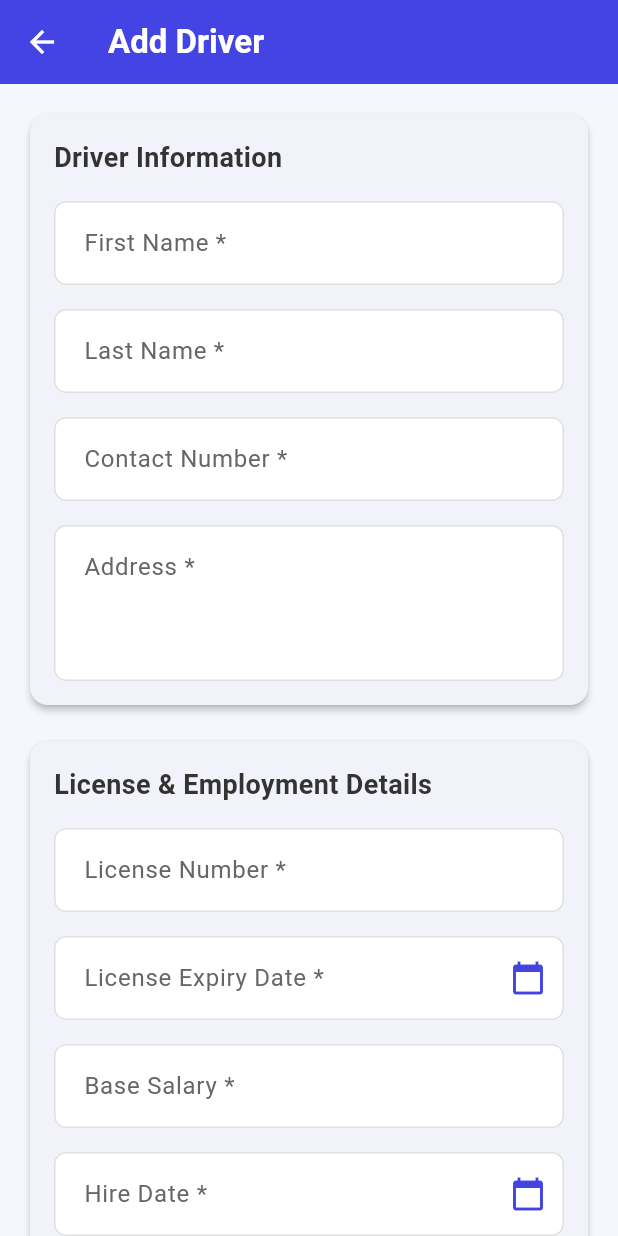
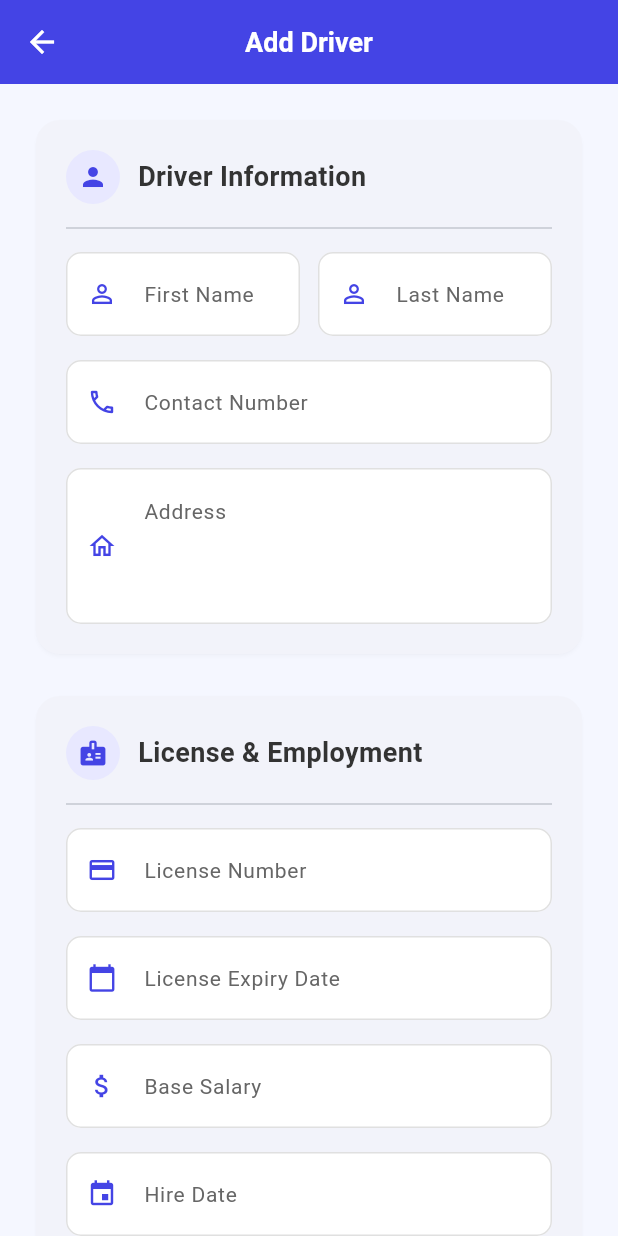
Before and after one commit to KboyVillahermosa/Bus_Management_Co, a Flutter app: the AddEditDriverScreen screen opened directly, on a phone screen of 412 x 824 dp. Run offline on Flutter 3.47's test engine with Material 3 defaults, Android fonts, the phone set to English and light mode, and no system bars; our stand-ins replace email_validator, file_picker, open_filex, pdf, supabase_flutter; accounts and stored records are empty.

Commit message:
update the design

```diff
--- a/lib/screens/bus_units/bus2.dart
+++ /dev/null
@@ -1,18 +0,0 @@
-// This is a Git operation guide, not code for this file
-
-/*
-To remove the latest commit from your branch:
-
-1. Local removal:
-   - Use `git reset --hard HEAD~1` to remove the latest commit locally
-   - This will delete both the commit and all changes from that commit
-
-2. Remote removal (after local removal):
-   - Use `git push --force origin your-branch-name` to update the remote
-   - This will overwrite the remote branch with your local branch
-
-Caution:
-- This is a destructive operation and will permanently delete changes
-- Only use on commits that haven't been pulled by others
-- Never force push to shared branches like main/master
-*/
--- a/lib/screens/drivers/add_edit_driver_screen.dart
+++ b/lib/screens/drivers/add_edit_driver_screen.dart
@@ -4,13 +4,17 @@ import 'package:intl/intl.dart';
 import 'package:supabase_flutter/supabase_flutter.dart';
 import '../../models/driver.dart';
 
-// Define theme colors to match the login screen
+// Enhanced theme colors for a more professional look
 class AppColors {
-  static const Color primary = Color(0xFF4444E5); // The blue color
-  static const Color background = Color(0xFFF5F7FF); // Light background color
+  static const Color primary = Color(0xFF4444E5);
+  static const Color primaryLight = Color(0xFFE8E8FF);
+  static const Color background = Color(0xFFF5F7FF);
   static const Color cardBackground = Colors.white;
   static const Color textPrimary = Color(0xFF333333);
   static const Color textSecondary = Color(0xFF666666);
+  static const Color border = Color(0xFFE0E0E0);
+  static const Color error = Color(0xFFD32F2F);
+  static const Color success = Color(0xFF388E3C);
 }
 
 class AddEditDriverScreen extends StatefulWidget {
@@ -45,7 +49,6 @@ class _AddEditDriverScreenState extends State<AddEditDriverScreen> {
   void initState() {
     super.initState();
 
-    // Initialize controllers with firstName and lastName instead of splitting name
     _firstNameController = TextEditingController(text: widget.driver?.firstName ?? '');
     _lastNameController = TextEditingController(text: widget.driver?.lastName ?? '');
     _contactController = TextEditingController(text: widget.driver?.contactNumber ?? '');
@@ -96,6 +99,9 @@ class _AddEditDriverScreenState extends State<AddEditDriverScreen> {
           data: Theme.of(context).copyWith(
             colorScheme: const ColorScheme.light(
               primary: AppColors.primary,
+              onPrimary: Colors.white,
+              surface: AppColors.cardBackground,
+              onSurface: AppColors.textPrimary,
             ),
             dialogBackgroundColor: AppColors.cardBackground,
           ),
@@ -128,8 +134,8 @@ class _AddEditDriverScreenState extends State<AddEditDriverScreen> {
 
     try {
       final driverData = {
-        'first_name': _firstNameController.text.trim(),  // Changed from 'name' to 'first_name'
-        'last_name': _lastNameController.text.trim(),    // Added 'last_name'
+        'first_name': _firstNameController.text.trim(),
+        'last_name': _lastNameController.text.trim(),
         'contact_number': _contactController.text.trim(),
         'address': _addressController.text.trim(),
         'license_number': _licenseController.text.trim(),
@@ -142,25 +148,40 @@ class _AddEditDriverScreenState extends State<AddEditDriverScreen> {
       if (widget.driver == null) {
         // Add new driver
         await _supabase.from('drivers').insert(driverData);
+        if (mounted) {
           ScaffoldMessenger.of(context).showSnackBar(
-          const SnackBar(content: Text('Driver added successfully')),
+            const SnackBar(
+              content: Text('Driver added successfully'),
+              backgroundColor: AppColors.success,
+            ),
           );
+        }
       } else {
         // Update existing driver
         await _supabase
             .from('drivers')
             .update(driverData)
             .eq('id', widget.driver!.id);
+        if (mounted) {
           ScaffoldMessenger.of(context).showSnackBar(
-          const SnackBar(content: Text('Driver updated successfully')),
+            const SnackBar(
+              content: Text('Driver updated successfully'),
+              backgroundColor: AppColors.success,
+            ),
           );
         }
+      }
 
-      Navigator.of(context).pop();
+      if (mounted) Navigator.of(context).pop();
     } catch (e) {
+      if (mounted) {
         ScaffoldMessenger.of(context).showSnackBar(
-        SnackBar(content: Text('Error: $e')),
+          SnackBar(
+            content: Text('Error: $e'),
+            backgroundColor: AppColors.error,
+          ),
         );
+      }
     } finally {
       if (mounted) {
         setState(() {
@@ -172,22 +193,30 @@ class _AddEditDriverScreenState extends State<AddEditDriverScreen> {
 
   @override
   Widget build(BuildContext context) {
+    // Enhanced input decoration for consistency and professionalism
     final inputDecoration = InputDecoration(
       filled: true,
       fillColor: Colors.white,
       border: OutlineInputBorder(
-        borderRadius: BorderRadius.circular(8),
-        borderSide: const BorderSide(color: Colors.grey),
+        borderRadius: BorderRadius.circular(10),
+        borderSide: const BorderSide(color: AppColors.border),
       ),
       enabledBorder: OutlineInputBorder(
-        borderRadius: BorderRadius.circular(8),
-        borderSide: BorderSide(color: Colors.grey.shade300),
+        borderRadius: BorderRadius.circular(10),
+        borderSide: const BorderSide(color: AppColors.border),
       ),
       focusedBorder: OutlineInputBorder(
-        borderRadius: BorderRadius.circular(8),
-        borderSide: const BorderSide(color: AppColors.primary, width: 2),
+        borderRadius: BorderRadius.circular(10),
+        borderSide: const BorderSide(color: AppColors.primary, width: 1.5),
+      ),
+      errorBorder: OutlineInputBorder(
+        borderRadius: BorderRadius.circular(10),
+        borderSide: const BorderSide(color: AppColors.error),
       ),
       contentPadding: const EdgeInsets.symmetric(horizontal: 16, vertical: 16),
+      errorStyle: const TextStyle(color: AppColors.error),
+      labelStyle: const TextStyle(color: AppColors.textSecondary, fontSize: 14),
+      floatingLabelBehavior: FloatingLabelBehavior.auto,
     );
 
     return Scaffold(
@@ -195,78 +224,74 @@ class _AddEditDriverScreenState extends State<AddEditDriverScreen> {
       appBar: AppBar(
         title: Text(
           widget.driver == null ? 'Add Driver' : 'Edit Driver',
-          style: const TextStyle(fontWeight: FontWeight.w600),
+          style: const TextStyle(fontWeight: FontWeight.w600, fontSize: 18),
         ),
         backgroundColor: AppColors.primary,
         foregroundColor: Colors.white,
         elevation: 0,
+        centerTitle: true,
       ),
       body: _isLoading
           ? const Center(child: CircularProgressIndicator(color: AppColors.primary))
           : Form(
               key: _formKey,
               child: SingleChildScrollView(
-                padding: const EdgeInsets.all(16.0),
+                padding: const EdgeInsets.all(20.0),
                 child: Column(
                   crossAxisAlignment: CrossAxisAlignment.start,
                   children: [
-                    Card(
-                      shape: RoundedRectangleBorder(
-                        borderRadius: BorderRadius.circular(12),
-                      ),
-                      elevation: 2,
-                      child: Padding(
-                        padding: const EdgeInsets.all(16.0),
-                        child: Column(
+                    // Personal Information Card
+                    _buildCard(
+                      title: 'Driver Information',
+                      icon: Icons.person,
+                      children: [
+                        Row(
                           crossAxisAlignment: CrossAxisAlignment.start,
                           children: [
-                            const Text(
-                              'Driver Information',
-                              style: TextStyle(
-                                fontSize: 18,
-                                fontWeight: FontWeight.bold,
-                                color: AppColors.textPrimary,
-                              ),
-                            ),
-                            const SizedBox(height: 16),
-                            TextFormField(
+                            Expanded(
+                              child: TextFormField(
                                 controller: _firstNameController,
                                 decoration: inputDecoration.copyWith(
-                                labelText: 'First Name *',
-                                labelStyle: const TextStyle(color: AppColors.textSecondary),
+                                  labelText: 'First Name',
+                                  prefixIcon: const Icon(Icons.person_outline, color: AppColors.primary, size: 20),
                                 ),
                                 validator: (value) {
                                   if (value == null || value.isEmpty) {
-                                  return 'Please enter first name';
+                                    return 'Required';
                                   }
                                   return null;
                                 },
                               ),
-                            const SizedBox(height: 16),
-                            TextFormField(
+                            ),
+                            const SizedBox(width: 12),
+                            Expanded(
+                              child: TextFormField(
                                 controller: _lastNameController,
                                 decoration: inputDecoration.copyWith(
-                                labelText: 'Last Name *',
-                                labelStyle: const TextStyle(color: AppColors.textSecondary),
+                                  labelText: 'Last Name',
+                                  prefixIcon: const Icon(Icons.person_outline, color: AppColors.primary, size: 20),
                                 ),
                                 validator: (value) {
                                   if (value == null || value.isEmpty) {
-                                  return 'Please enter last name';
+                                    return 'Required';
                                   }
                                   return null;
                                 },
+                              ),
+                            ),
+                          ],
                         ),
                         const SizedBox(height: 16),
                         TextFormField(
                           controller: _contactController,
                           decoration: inputDecoration.copyWith(
-                                labelText: 'Contact Number *',
-                                labelStyle: const TextStyle(color: AppColors.textSecondary),
+                            labelText: 'Contact Number',
+                            prefixIcon: const Icon(Icons.phone_outlined, color: AppColors.primary, size: 20),
                           ),
                           keyboardType: TextInputType.phone,
                           validator: (value) {
                             if (value == null || value.isEmpty) {
-                                  return 'Please enter contact number';
+                              return 'Required';
                             }
                             return null;
                           },
@@ -275,51 +300,37 @@ class _AddEditDriverScreenState extends State<AddEditDriverScreen> {
                         TextFormField(
                           controller: _addressController,
                           decoration: inputDecoration.copyWith(
-                                labelText: 'Address *',
-                                labelStyle: const TextStyle(color: AppColors.textSecondary),
+                            labelText: 'Address',
+                            prefixIcon: const Icon(Icons.home_outlined, color: AppColors.primary, size: 20),
                             alignLabelWithHint: true,
                           ),
                           maxLines: 3,
                           validator: (value) {
                             if (value == null || value.isEmpty) {
-                                  return 'Please enter address';
+                              return 'Required';
                             }
                             return null;
                           },
                         ),
                       ],
                     ),
-                      ),
-                    ),
-                    const SizedBox(height: 16),
-                    Card(
-                      shape: RoundedRectangleBorder(
-                        borderRadius: BorderRadius.circular(12),
-                      ),
-                      elevation: 2,
-                      child: Padding(
-                        padding: const EdgeInsets.all(16.0),
-                        child: Column(
-                          crossAxisAlignment: CrossAxisAlignment.start,
+
+                    const SizedBox(height: 20),
+
+                    // License & Employment Details Card
+                    _buildCard(
+                      title: 'License & Employment',
+                      icon: Icons.badge,
                       children: [
-                            const Text(
-                              'License & Employment Details',
-                              style: TextStyle(
-                                fontSize: 18,
-                                fontWeight: FontWeight.bold,
-                                color: AppColors.textPrimary,
-                              ),
-                            ),
-                            const SizedBox(height: 16),
                         TextFormField(
                           controller: _licenseController,
                           decoration: inputDecoration.copyWith(
-                                labelText: 'License Number *',
-                                labelStyle: const TextStyle(color: AppColors.textSecondary),
+                            labelText: 'License Number',
+                            prefixIcon: const Icon(Icons.credit_card, color: AppColors.primary, size: 20),
                           ),
                           validator: (value) {
                             if (value == null || value.isEmpty) {
-                                  return 'Please enter license number';
+                              return 'Required';
                             }
                             return null;
                           },
@@ -328,15 +339,15 @@ class _AddEditDriverScreenState extends State<AddEditDriverScreen> {
                         TextFormField(
                           controller: _licenseExpiryController,
                           decoration: inputDecoration.copyWith(
-                                labelText: 'License Expiry Date *',
-                                labelStyle: const TextStyle(color: AppColors.textSecondary),
-                                suffixIcon: const Icon(Icons.calendar_today, color: AppColors.primary),
+                            labelText: 'License Expiry Date',
+                            prefixIcon: const Icon(Icons.calendar_today, color: AppColors.primary, size: 20),
+                            hintText: 'YYYY-MM-DD',
                           ),
                           readOnly: true,
                           onTap: () => _selectDate(context, true),
                           validator: (value) {
                             if (value == null || value.isEmpty) {
-                                  return 'Please select license expiry date';
+                              return 'Required';
                             }
                             return null;
                           },
@@ -345,23 +356,23 @@ class _AddEditDriverScreenState extends State<AddEditDriverScreen> {
                         TextFormField(
                           controller: _baseSalaryController,
                           decoration: inputDecoration.copyWith(
-                                labelText: 'Base Salary *',
-                                labelStyle: const TextStyle(color: AppColors.textSecondary),
+                            labelText: 'Base Salary',
+                            prefixIcon: const Icon(Icons.attach_money, color: AppColors.primary, size: 20),
                             prefixText: '₱ ',
-                                prefixStyle: const TextStyle(color: AppColors.textPrimary),
+                            prefixStyle: const TextStyle(color: AppColors.textPrimary, fontWeight: FontWeight.bold),
                           ),
-                              keyboardType: TextInputType.number,
+                          keyboardType: const TextInputType.numberWithOptions(decimal: true),
                           inputFormatters: [
                             FilteringTextInputFormatter.allow(RegExp(r'^\d+\.?\d{0,2}')),
                           ],
                           validator: (value) {
                             if (value == null || value.isEmpty) {
-                                  return 'Please enter base salary';
+                              return 'Required';
                             }
                             try {
                               double.parse(value);
                             } catch (e) {
-                                  return 'Please enter a valid number';
+                              return 'Enter valid number';
                             }
                             return null;
                           },
@@ -370,26 +381,35 @@ class _AddEditDriverScreenState extends State<AddEditDriverScreen> {
                         TextFormField(
                           controller: _hireDateController,
                           decoration: inputDecoration.copyWith(
-                                labelText: 'Hire Date *',
-                                labelStyle: const TextStyle(color: AppColors.textSecondary),
-                                suffixIcon: const Icon(Icons.calendar_today, color: AppColors.primary),
+                            labelText: 'Hire Date',
+                            prefixIcon: const Icon(Icons.event, color: AppColors.primary, size: 20),
+                            hintText: 'YYYY-MM-DD',
                           ),
                           readOnly: true,
                           onTap: () => _selectDate(context, false),
                           validator: (value) {
                             if (value == null || value.isEmpty) {
-                                  return 'Please select hire date';
+                              return 'Required';
                             }
                             return null;
                           },
                         ),
-                            const SizedBox(height: 16),
+                      ],
+                    ),
+
+                    const SizedBox(height: 20),
+
+                    // Optional Information Card
+                    _buildCard(
+                      title: 'Additional Information',
+                      icon: Icons.info_outline,
+                      children: [
                         TextFormField(
                           initialValue: _photoUrl,
                           decoration: inputDecoration.copyWith(
                             labelText: 'Photo URL (Optional)',
-                                labelStyle: const TextStyle(color: AppColors.textSecondary),
-                                helperText: 'Enter a URL for the driver\'s photo',
+                            prefixIcon: const Icon(Icons.photo_outlined, color: AppColors.primary, size: 20),
+                            helperText: 'Enter a URL for driver\'s photo',
                             helperStyle: TextStyle(color: AppColors.textSecondary.withOpacity(0.7)),
                           ),
                           onChanged: (value) {
@@ -398,14 +418,38 @@ class _AddEditDriverScreenState extends State<AddEditDriverScreen> {
                             });
                           },
                         ),
-                          ],
+                        if (_photoUrl != null && _photoUrl!.isNotEmpty)
+                          Padding(
+                            padding: const EdgeInsets.only(top: 16.0),
+                            child: ClipRRect(
+                              borderRadius: BorderRadius.circular(8),
+                              child: Image.network(
+                                _photoUrl!,
+                                height: 120,
+                                width: double.infinity,
+                                fit: BoxFit.cover,
+                                errorBuilder: (context, error, stackTrace) {
+                                  return Container(
+                                    height: 120,
+                                    width: double.infinity,
+                                    color: Colors.grey.shade200,
+                                    child: const Center(
+                                      child: Icon(Icons.broken_image, color: Colors.grey),
+                                    ),
+                                  );
+                                },
                               ),
                             ),
                           ),
-                    const SizedBox(height: 32),
+                      ],
+                    ),
+
+                    const SizedBox(height: 24),
+
+                    // Save Button
                     SizedBox(
                       width: double.infinity,
-                      height: 50,
+                      height: 54,
                       child: ElevatedButton(
                         onPressed: _saveDriver,
                         style: ElevatedButton.styleFrom(
@@ -413,19 +457,66 @@ class _AddEditDriverScreenState extends State<AddEditDriverScreen> {
                           foregroundColor: Colors.white,
                           elevation: 0,
                           shape: RoundedRectangleBorder(
-                            borderRadius: BorderRadius.circular(8),
+                            borderRadius: BorderRadius.circular(10),
                           ),
                         ),
                         child: Text(
                           widget.driver == null ? 'Add Driver' : 'Update Driver',
-                          style: const TextStyle(fontSize: 16, fontWeight: FontWeight.w600),
+                          style: const TextStyle(fontSize: 16, fontWeight: FontWeight.w600, letterSpacing: 0.5),
                         ),
                       ),
                     ),
+                    const SizedBox(height: 30),
                   ],
                 ),
               ),
             ),
     );
   }
+
+  // Helper method to create consistent card styling
+  Widget _buildCard({
+    required String title,
+    required IconData icon,
+    required List<Widget> children,
+  }) {
+    return Card(
+      shape: RoundedRectangleBorder(
+        borderRadius: BorderRadius.circular(16),
+      ),
+      elevation: 1,
+      shadowColor: Colors.black12,
+      child: Padding(
+        padding: const EdgeInsets.all(20.0),
+        child: Column(
+          crossAxisAlignment: CrossAxisAlignment.start,
+          children: [
+            Row(
+              children: [
+                Container(
+                  padding: const EdgeInsets.all(8),
+                  decoration: const BoxDecoration(
+                    color: AppColors.primaryLight,
+                    shape: BoxShape.circle,
+                  ),
+                  child: Icon(icon, color: AppColors.primary, size: 20),
+                ),
+                const SizedBox(width: 12),
+                Text(
+                  title,
+                  style: const TextStyle(
+                    fontSize: 18,
+                    fontWeight: FontWeight.bold,
+                    color: AppColors.textPrimary,
+                  ),
+                ),
+              ],
+            ),
+            const Divider(height: 32),
+            ...children,
+          ],
+        ),
+      ),
+    );
   }
+}
```
Also changed, not shown: lib/screens/bus_units/bus.dart (deleted), lib/screens/bus_units/bus3.dart (deleted). Lines whose indentation alone changed are shown as unchanged.
